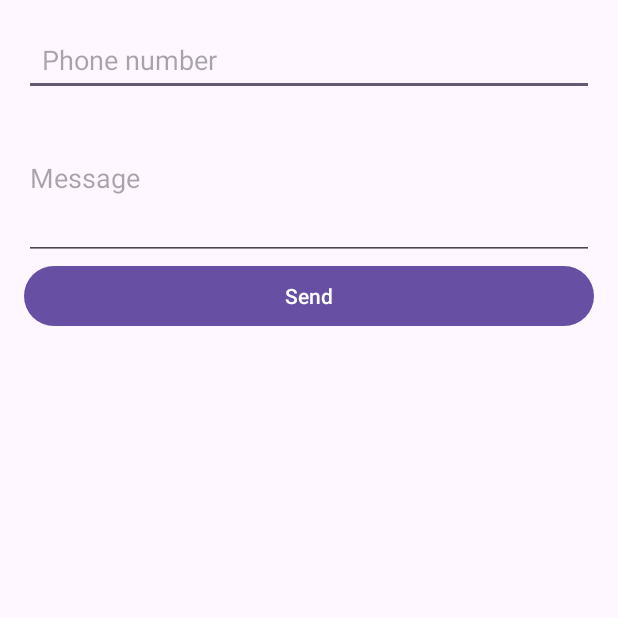
After one commit to bhavyaagarwal25/spam11, an Android app: the ComposeActivity screen opened directly, with no data from a screen before it, on a phone screen of 412 x 824 dp, the top half of it. The commit adds this screen. Run offline under Robolectric (Android 15) with nearby library versions, the phone set to English and light mode, and no system bars.

Commit message:
new changes

```diff
--- a/spam/app/build.gradle.kts
+++ b/spam/app/build.gradle.kts
@@ -4,12 +4,12 @@ plugins {
 
 android {
     namespace = "com.example.spam"
-    compileSdk = 35
+    compileSdk = 34
 
     defaultConfig {
         applicationId = "com.example.spam"
         minSdk = 24
-        targetSdk = 35
+        targetSdk = 34
         versionCode = 1
         versionName = "1.0"
 
--- /dev/null
+++ b/spam/app/src/main/java/com/example/spam/ComposeActivity.java
@@ -0,0 +1,41 @@
+package com.example.spam;
+
+import android.content.Intent;
+import android.net.Uri;
+import android.os.Bundle;
+import android.telephony.SmsManager;
+import android.widget.Button;
+import android.widget.EditText;
+import android.widget.Toast;
+
+import androidx.appcompat.app.AppCompatActivity;
+
+/* Very simple compose screen so system sees SENDTO/sms: intent handled */
+public class ComposeActivity extends AppCompatActivity {
+
+    @Override protected void onCreate(Bundle saved) {
+        super.onCreate(saved);
+        setContentView(R.layout.activity_compose);   // create a simple XML with two EditTexts & button
+
+        EditText to   = findViewById(R.id.toNumber);
+        EditText body = findViewById(R.id.messageBody);
+        Button   send = findViewById(R.id.sendBtn);
+
+        send.setOnClickListener(v -> {
+            String num = to.getText().toString().trim();
+            String msg = body.getText().toString().trim();
+            if (num.isEmpty() || msg.isEmpty()) {
+                Toast.makeText(this, "Number or message empty!", Toast.LENGTH_SHORT).show();
+                return;
+            }
+            SmsManager.getDefault().sendTextMessage(num, null, msg, null, null);
+            Toast.makeText(this, "Sent!", Toast.LENGTH_SHORT).show();
+            finish();
+        });
+
+        /* If launched via smsto: scheme, pre-fill number */
+        Intent i = getIntent();
+        Uri data = i.getData();
+        if (data != null) to.setText(data.getSchemeSpecificPart());
+    }
+}
--- /dev/null
+++ b/spam/app/src/main/res/layout/activity_compose.xml
@@ -0,0 +1,31 @@
+<?xml version="1.0" encoding="utf-8"?>
+<LinearLayout xmlns:android="http://schemas.android.com/apk/res/android"
+    android:layout_width="match_parent"
+    android:layout_height="match_parent"
+    android:orientation="vertical"
+    android:padding="16dp">
+
+    <EditText
+        android:id="@+id/toNumber"
+        android:layout_width="match_parent"
+        android:layout_height="48dp"
+        android:minHeight="48dp"
+        android:padding="12dp"
+        android:hint="Phone number"
+        android:inputType="phone" />
+
+    <EditText
+        android:id="@+id/messageBody"
+        android:layout_width="match_parent"
+        android:layout_height="wrap_content"
+        android:hint="Message"
+        android:lines="4"
+        android:inputType="textMultiLine" />
+
+    <Button
+        android:id="@+id/sendBtn"
+        android:layout_width="match_parent"
+        android:layout_height="wrap_content"
+        android:text="Send" />
+
+</LinearLayout>
```
Also changed, not shown: spam/app/src/main/AndroidManifest.xml (+36 -25 lines), spam/app/src/main/java/com/example/spam/MainActivity.java (+94 -125 lines), spam/app/src/main/java/com/example/spam/MyMessagingService.java (added, +10 -0 lines), spam/app/src/main/java/com/example/spam/SmsContentProvider.java (added, +34 -0 lines), spam/app/src/main/java/com/example/spam/SmsReceiver.java (+40 -24 lines), 1 other file.
